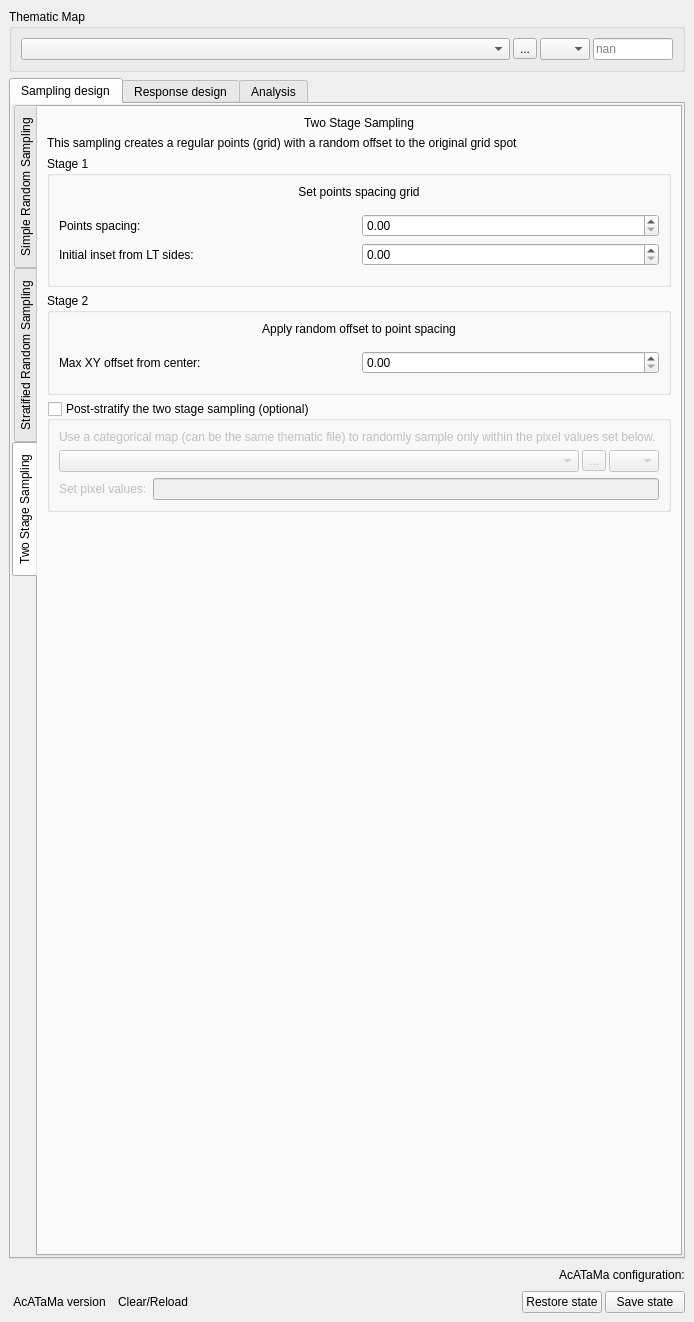
Qt form ui/acatama_dockwidget.ui (SMByC/AcATaMa) before a commit.
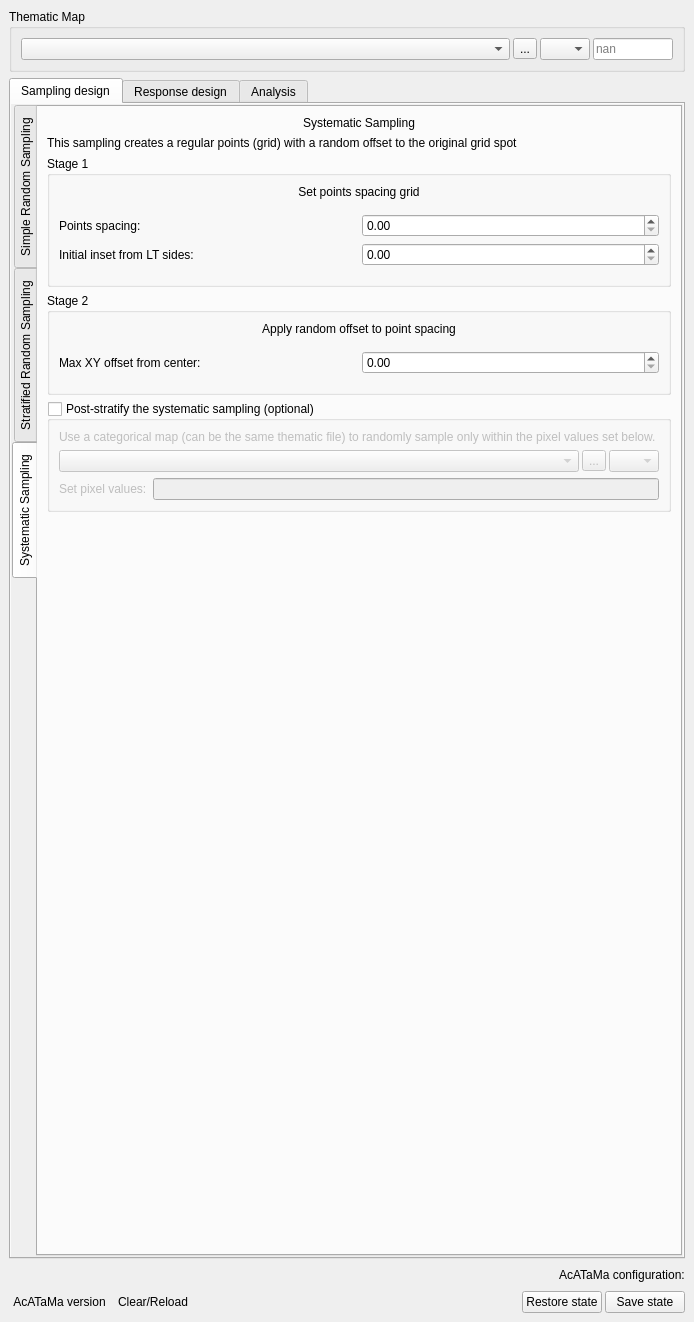
The same form after that commit. The open tabs and pages were chosen to show the change. Icons and pictures are not drawn. Custom widgets are drawn as their Qt base class.

Commit message: Renaming Two Stage to Systematic sampling

The edit to the form file:
```diff
--- a/ui/acatama_dockwidget.ui
+++ b/ui/acatama_dockwidget.ui
@@ -853,13 +853,13 @@
               </widget>
               <widget class="QWidget" name="tab_TwoStageSampling">
                <attribute name="title">
-                <string>Two Stage Sampling</string>
+                <string>Systematic Sampling</string>
                </attribute>
                <layout class="QVBoxLayout" name="verticalLayout_7">
                 <item>
                  <widget class="QLabel" name="label_22">
                   <property name="text">
-                   <string>Two Stage Sampling</string>
+                   <string>Systematic Sampling</string>
                   </property>
                   <property name="alignment">
                    <set>Qt::AlignCenter</set>
@@ -974,7 +974,7 @@
                 <item>
                  <widget class="QGroupBox" name="QGBox_TwoSSwithCR">
                   <property name="title">
-                   <string>Post-stratify the two stage sampling (optional)</string>
+                   <string>Post-stratify the systematic sampling (optional)</string>
                   </property>
                   <property name="checkable">
                    <bool>true</bool>
```
Left out of the diff: 26 changed lines with no effect on the pictures. The commit also changes 2 other files.
